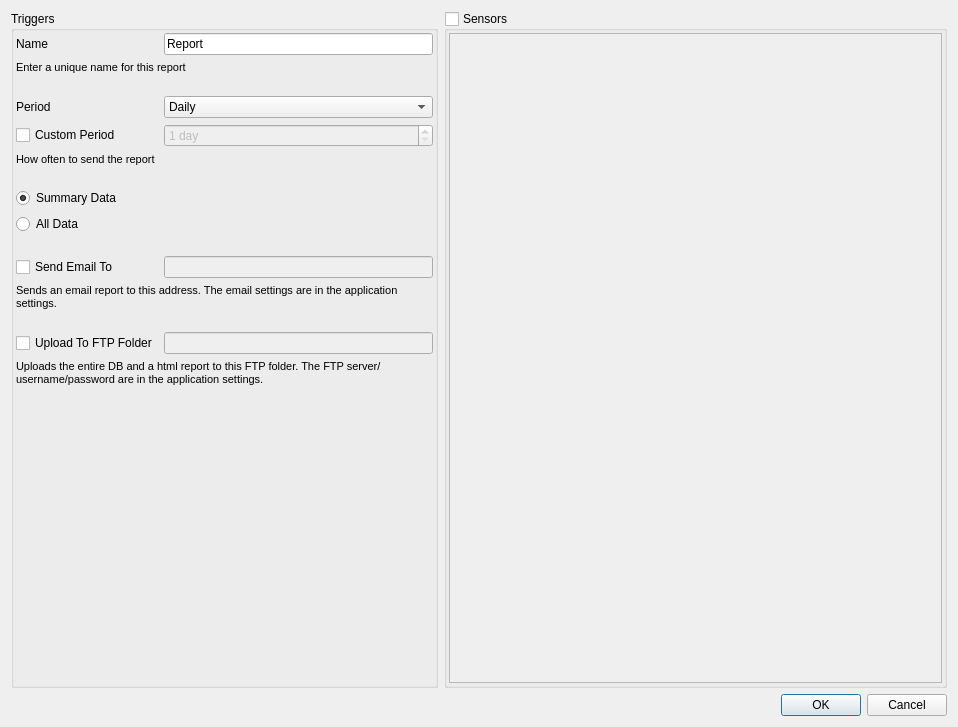
Qt form manager/src/ConfigureReportDialog.ui (porkmarks/sense) before a commit.
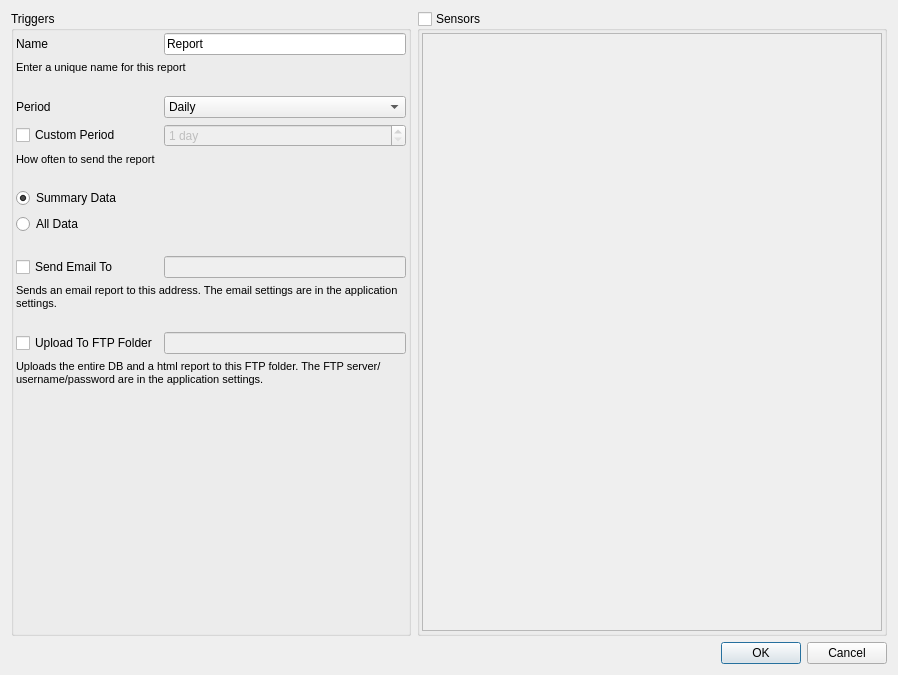
The same form after that commit. Icons and pictures are not drawn.

Patch:
```diff
--- a/manager/src/ConfigureReportDialog.ui
+++ b/manager/src/ConfigureReportDialog.ui
@@ -6,8 +6,8 @@
    <rect>
     <x>0</x>
     <y>0</y>
-    <width>958</width>
-    <height>727</height>
+    <width>898</width>
+    <height>675</height>
    </rect>
   </property>
   <property name="windowTitle">
```
